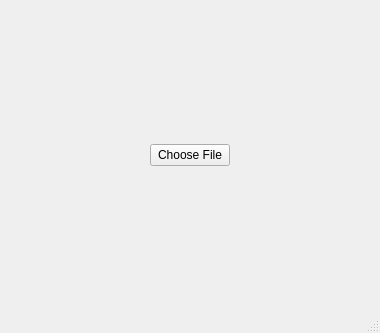
Old version of the form src/MainWindow.ui in the repository PeterRyder/Chordial.
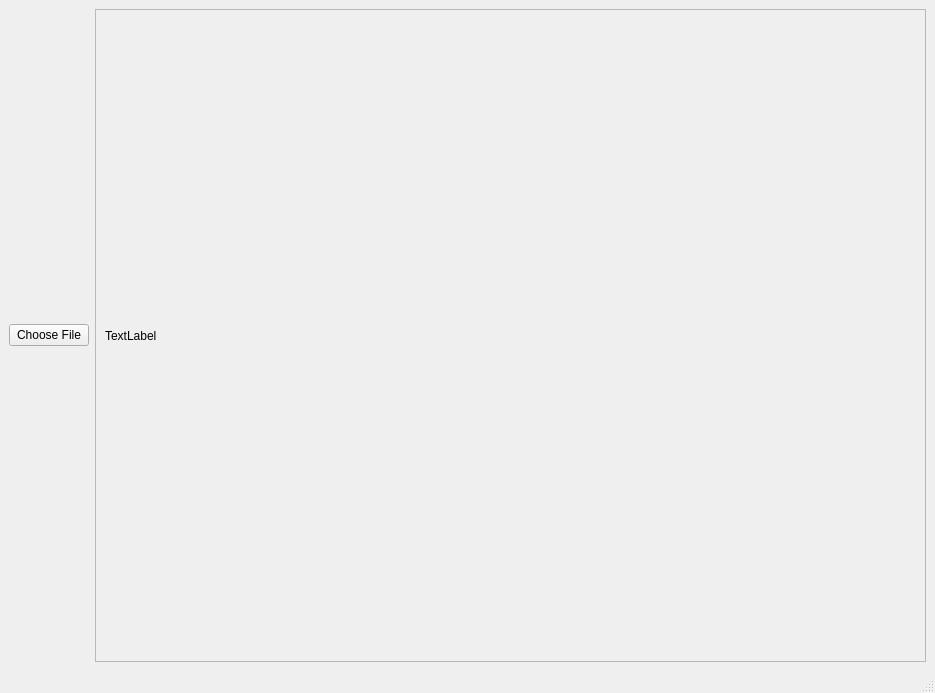
New version of the form.

Commit message: created client side GUI with working browse button and output

```diff
--- a/src/MainWindow.ui
+++ b/src/MainWindow.ui
@@ -6,8 +6,8 @@
    <rect>
     <x>0</x>
     <y>0</y>
-    <width>380</width>
-    <height>333</height>
+    <width>935</width>
+    <height>693</height>
    </rect>
   </property>
   <property name="windowTitle">
@@ -28,6 +28,32 @@
       </property>
      </widget>
     </item>
+    <item row="0" column="1">
+     <widget class="QScrollArea" name="scrollArea">
+      <property name="widgetResizable">
+       <bool>true</bool>
+      </property>
+      <widget class="QWidget" name="scrollAreaWidgetContents">
+       <property name="geometry">
+        <rect>
+         <x>0</x>
+         <y>0</y>
+         <width>834</width>
+         <height>632</height>
+        </rect>
+       </property>
+       <layout class="QGridLayout" name="gridLayout_2">
+        <item row="0" column="0">
+         <widget class="QLabel" name="label">
+          <property name="text">
+           <string>TextLabel</string>
+          </property>
+         </widget>
+        </item>
+       </layout>
+      </widget>
+     </widget>
+    </item>
    </layout>
   </widget>
   <widget class="QMenuBar" name="menubar">
```
Left out of the diff: 2 changed lines with no effect on the pictures. The commit also changes 2 other files.
